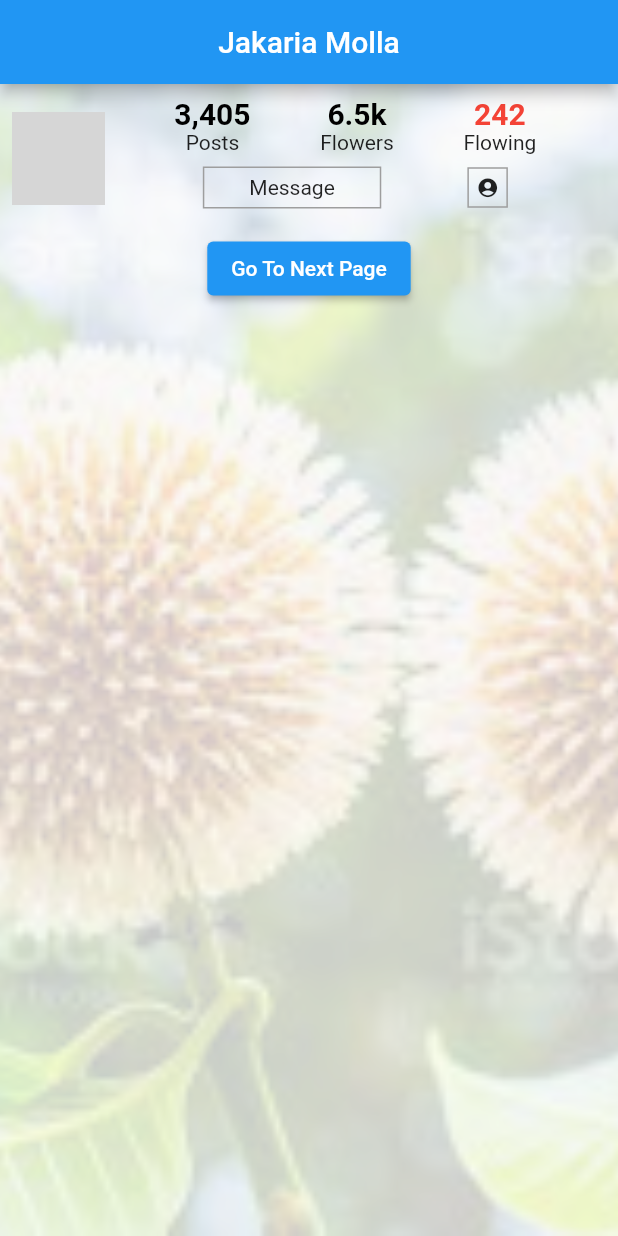
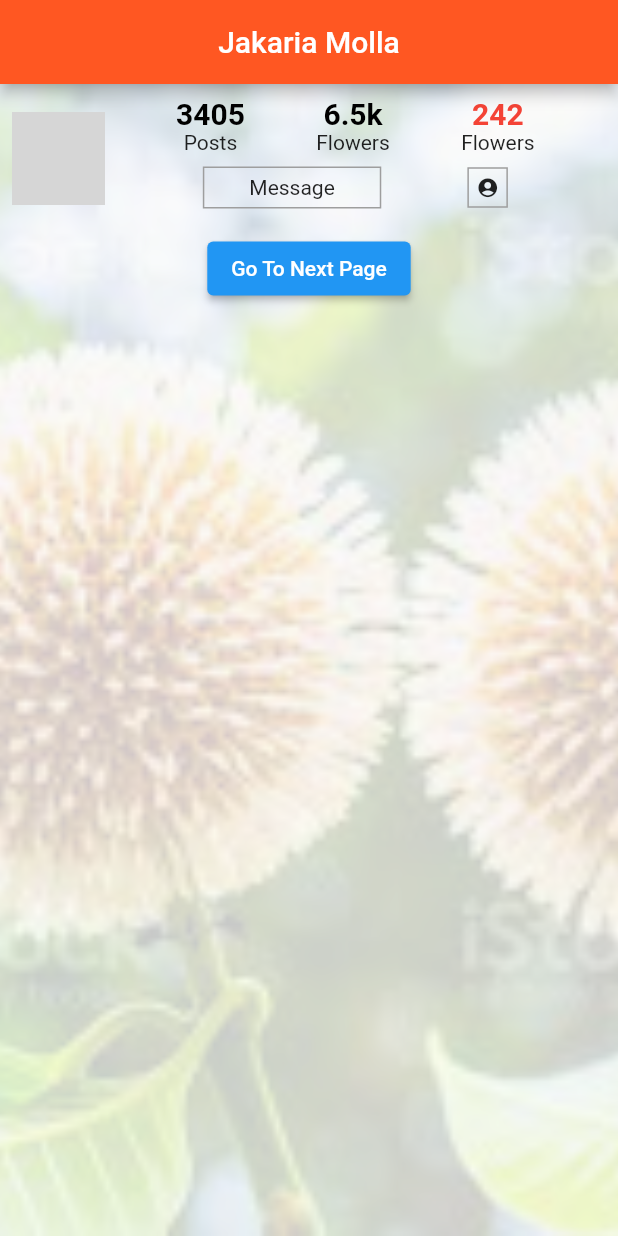
Before and after one commit to ttcapp/jakaria_demo_new, a Flutter app: the screen it shows after launch, on a phone screen of 412 x 824 dp. Run offline on Flutter 3.47's test engine with Material 2 defaults, Android fonts, the phone set to English and light mode, and no system bars; network calls fail; grey boxes are pictures that could not be loaded.

Commit message:
Jakaria_Demo 3rd Commit

```diff
--- a/lib/my_home_page.dart
+++ b/lib/my_home_page.dart
@@ -1,5 +1,7 @@
 import 'package:flutter/material.dart';
 import 'package:jakaria_demo/second_page.dart';
+import 'package:jakaria_demo/utills/all_colors.dart';
+import 'package:jakaria_demo/utills/all_strings.dart';
 String imgSrcAvatar="https://encrypted-tbn0.gstatic.com/images?q=tbn:ANd9GcQ2ErYG1XvLfC20RitfecW2b_1q2WYwTA1t9Q&usqp=CAU";
 class MyHomePage extends StatefulWidget {
   const MyHomePage({Key? key}) : super(key: key);
@@ -17,7 +19,8 @@ class _MyHomePageState extends State<MyHomePage> {
     return Scaffold(
       appBar: AppBar(
         centerTitle: true,
-        title: Text("Jakaria Molla"),
+        backgroundColor: AllColors.appBarClr,
+        title: Text(AllStrings.jakariaMolla),
       ),
       body: Container(
         decoration: BoxDecoration(
@@ -57,37 +60,37 @@ class _MyHomePageState extends State<MyHomePage> {
 
                             Column(
                              children: [
-                               Text("3,405",
+                               Text(AllStrings.text3405,
                                style: TextStyle(
                                  color: Colors.black,
                                  fontSize: 20,
                                  fontWeight: FontWeight.bold,
                                ),),
-                               Text("Posts"),
+                               Text(AllStrings.textPosts),
                              ],
                            ),
                             Spacer(),
                             Column(
                               children: [
-                                Text("6.5k",
+                                Text(AllStrings.text65k,
                                   style: TextStyle(
                                     color: Colors.black,
                                     fontSize: 20,
                                     fontWeight: FontWeight.bold,
                                   ),),
-                                Text("Flowers"),
+                                Text(AllStrings.textFlowers),
                               ],
                             ),
                             Spacer(),
                             Column(
                               children: [
-                                Text("242",
+                                Text(AllStrings.text242,
                                   style: TextStyle(
                                     color: Colors.red,
                                     fontSize: 20,
                                     fontWeight: FontWeight.bold,
                                   ),),
-                                Text("Flowing"),
+                                Text(AllStrings.textFlowers),
                               ],
                             ),
                             Spacer(),
@@ -102,7 +105,7 @@ class _MyHomePageState extends State<MyHomePage> {
                                 child: Padding(
                                   padding: const EdgeInsets.only(
                                       top: 5,bottom: 5,left: 30,right: 30),
-                                  child: Text("Message"),
+                                  child: Text(AllStrings.textMessage),
                                 ),
                                 decoration: BoxDecoration(
                                   border: Border.all(
@@ -142,7 +145,7 @@ class _MyHomePageState extends State<MyHomePage> {
                     MaterialPageRoute(builder:
                 (context)=>SecondPage()));
                },
-               child: Text("Go To Next Page")
+               child: Text(AllStrings.textGoToNextPage)
            )
           ],
         ),
--- a/lib/second_page.dart
+++ b/lib/second_page.dart
@@ -1,4 +1,5 @@
 import 'package:flutter/material.dart';
+import 'package:jakaria_demo/utills/all_colors.dart';
 
 class SecondPage extends StatefulWidget {
   const SecondPage({Key? key}) : super(key: key);
@@ -12,6 +13,7 @@ class _SecondPageState extends State<SecondPage> {
   Widget build(BuildContext context) {
     return Scaffold(
       appBar: AppBar(
+        backgroundColor: AllColors.appBarClr,
         title: Text("Second Page"),
       ),
     );
--- /dev/null
+++ b/lib/utills/all_colors.dart
@@ -0,0 +1,6 @@
+import 'package:flutter/material.dart';
+class AllColors{
+  static Color appBarClr= Colors.deepOrange;
+  static Color appBarTextClr= Colors.white;
+  static Color normalTextClr= Color (0xFF405d27);
+}
--- /dev/null
+++ b/lib/utills/all_strings.dart
@@ -0,0 +1,11 @@
+class AllStrings{
+  static String jakariaMolla = "Jakaria Molla";
+  static String text3405 = "3405";
+  static String textPosts = "Posts";
+  static String text65k = "6.5k";
+  static String textFlowers = "Flowers";
+  static String text242 = "242";
+  static String textFlowing = "Flowing";
+  static String textMessage = "Message";
+  static String textGoToNextPage = "Go To Next Page";
+}
```
